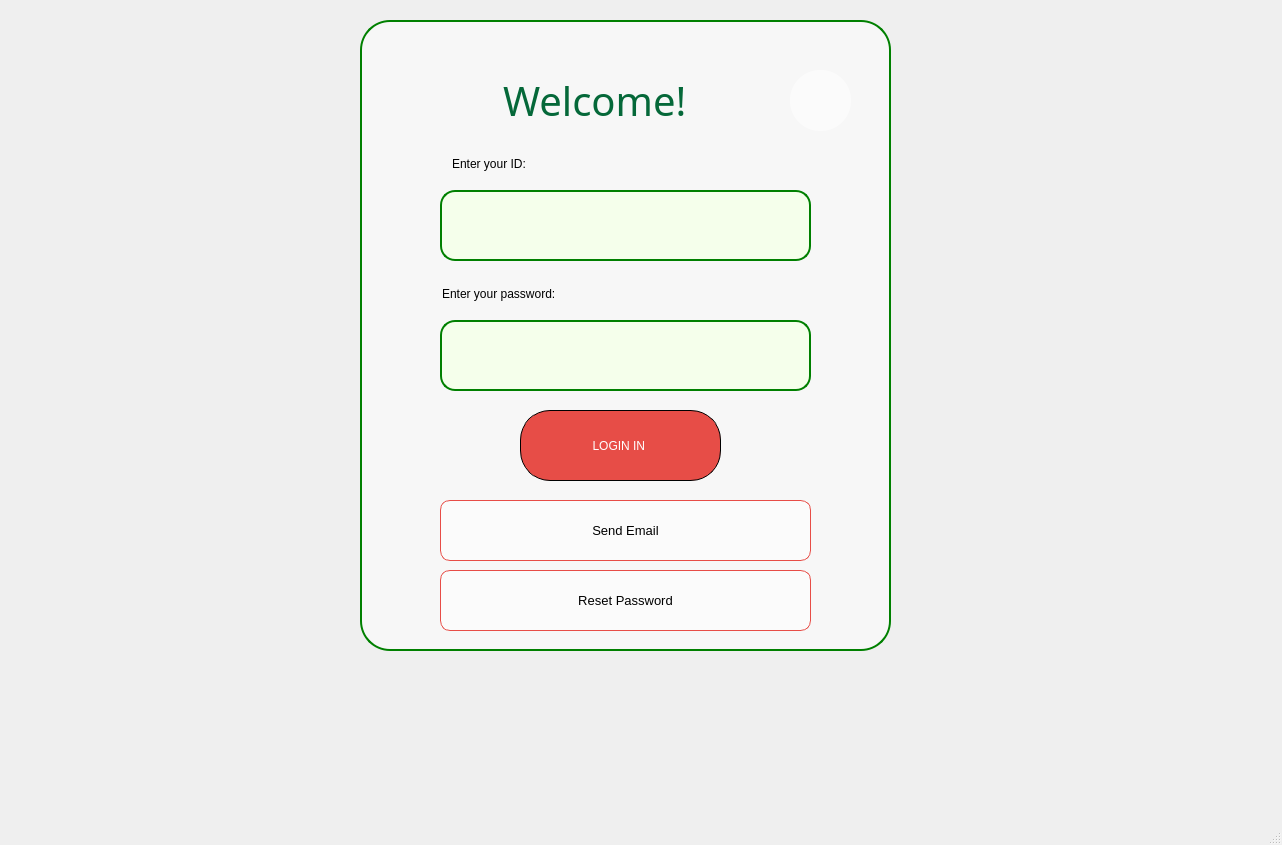
First picture: the form in mainwindow.ui, repository mayssem-l/Project2A, before the edit.
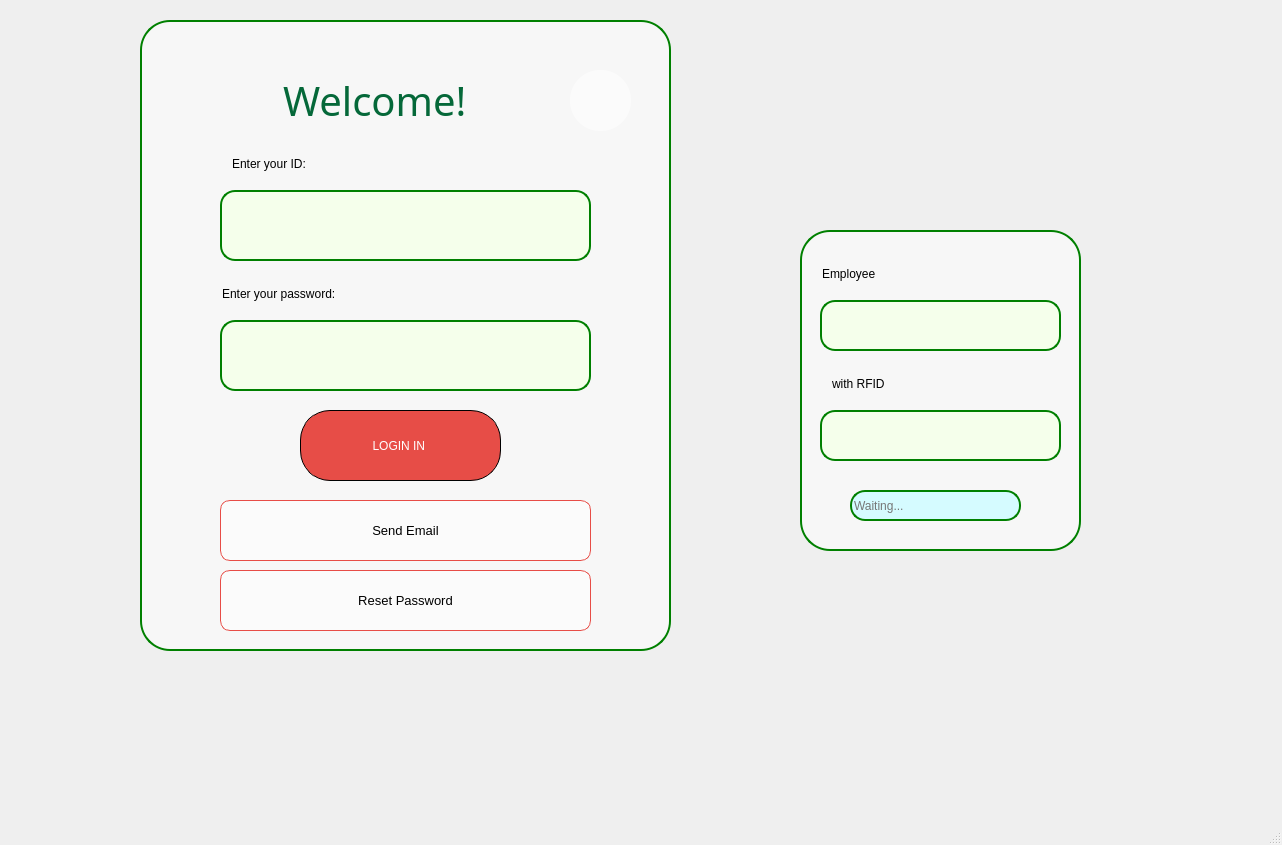
Second picture: the form after the edit. The open tabs and pages were chosen to show the change. Icons and pictures are not drawn.

Commit message: version -1 integ_Emlpoyees_Clients_Livraisons

What changed in the file:
```diff
--- a/mainwindow.ui
+++ b/mainwindow.ui
@@ -36,7 +36,7 @@
      <widget class="QFrame" name="login_frame">
       <property name="geometry">
        <rect>
-        <x>350</x>
+        <x>130</x>
         <y>20</y>
         <width>531</width>
         <height>631</height>
@@ -284,6 +284,143 @@
        </property>
       </widget>
      </widget>
+     <widget class="QFrame" name="login_frame_2">
+      <property name="geometry">
+       <rect>
+        <x>790</x>
+        <y>230</y>
+        <width>281</width>
+        <height>321</height>
+       </rect>
+      </property>
+      <property name="styleSheet">
+       <string notr="true">background-color: rgba(255,255,255, 0.5);
+border:2px solid green;
+border-radius: 30px;</string>
+      </property>
+      <property name="frameShape">
+       <enum>QFrame::StyledPanel</enum>
+      </property>
+      <property name="frameShadow">
+       <enum>QFrame::Raised</enum>
+      </property>
+      <widget class="QLineEdit" name="Employee_name">
+       <property name="geometry">
+        <rect>
+         <x>20</x>
+         <y>70</y>
+         <width>241</width>
+         <height>51</height>
+        </rect>
+       </property>
+       <property name="styleSheet">
+        <string notr="true">color: rgb(118, 118, 118);
+background-color: rgb(250, 255, 230);
+background-color: rgb(245, 255, 235);
+border-radius:15px;</string>
+       </property>
+       <property name="text">
+        <string/>
+       </property>
+      </widget>
+      <widget class="QLineEdit" name="Employee_RFID">
+       <property name="geometry">
+        <rect>
+         <x>20</x>
+         <y>180</y>
+         <width>241</width>
+         <height>51</height>
+        </rect>
+       </property>
+       <property name="styleSheet">
+        <string notr="true">color: rgb(118, 118, 118);
+background-color: rgb(250, 255, 230);
+background-color: rgb(245, 255, 235);
+border-radius:15px;</string>
+       </property>
+       <property name="text">
+        <string/>
+       </property>
+      </widget>
+      <widget class="QLabel" name="label_6">
+       <property name="geometry">
+        <rect>
+         <x>430</x>
+         <y>50</y>
+         <width>61</width>
+         <height>61</height>
+        </rect>
+       </property>
+       <property name="styleSheet">
+        <string notr="true">border:none;</string>
+       </property>
+       <property name="text">
+        <string/>
+       </property>
+       <property name="pixmap">
+        <pixmap>../../Downloads/key.png</pixmap>
+       </property>
+       <property name="scaledContents">
+        <bool>true</bool>
+       </property>
+      </widget>
+      <widget class="QLineEdit" name="lineEdit_15">
+       <property name="geometry">
+        <rect>
+         <x>20</x>
+         <y>30</y>
+         <width>221</width>
+         <height>28</height>
+        </rect>
+       </property>
+       <property name="styleSheet">
+        <string notr="true">border:none;
+color: rgb(0, 0, 0);
+background-color: rgba(255,255,255, 0);</string>
+       </property>
+       <property name="text">
+        <string>Employee</string>
+       </property>
+      </widget>
+      <widget class="QLineEdit" name="lineEdit_16">
+       <property name="geometry">
+        <rect>
+         <x>30</x>
+         <y>140</y>
+         <width>221</width>
+         <height>28</height>
+        </rect>
+       </property>
+       <property name="styleSheet">
+        <string notr="true">border:none;
+color: rgb(0, 0, 0);
+background-color: rgba(255,255,255, 0);</string>
+       </property>
+       <property name="text">
+        <string>with RFID</string>
+       </property>
+      </widget>
+      <widget class="QLineEdit" name="RFID_Status">
+       <property name="geometry">
+        <rect>
+         <x>50</x>
+         <y>260</y>
+         <width>171</width>
+         <height>31</height>
+        </rect>
+       </property>
+       <property name="styleSheet">
+        <string notr="true">color: rgb(118, 118, 118);
+background-color: rgb(250, 255, 230);
+background-color: rgb(245, 255, 235);
+background-color: rgb(213, 251, 255);
+border-radius:15px;</string>
+       </property>
+       <property name="text">
+        <string>Waiting...</string>
+       </property>
+      </widget>
+     </widget>
     </widget>
     <widget class="QWidget" name="employees_page">
      <widget class="QFrame" name="frame_2">
```
Left out of the diff: 4 changed lines with no effect on the pictures. The commit also changes 1 other file.
